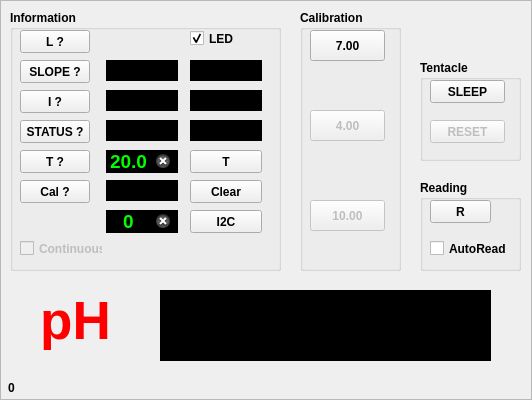
The window that src/ezoframe.ui (cskv/atlas-tentacle) describes before a commit, drawn with Qt 5.
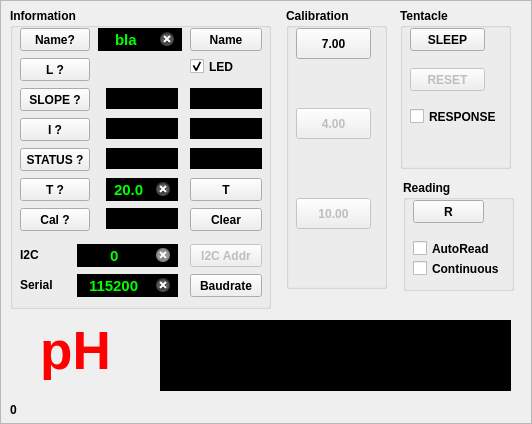
The same window after the commit. Icons and pictures are not drawn. Custom widgets are drawn as their Qt base class.

The edit to the form file:
```diff
--- a/src/ezoframe.ui
+++ b/src/ezoframe.ui
@@ -7,7 +7,7 @@
     <x>0</x>
     <y>0</y>
     <width>532</width>
-    <height>400</height>
+    <height>424</height>
    </rect>
   </property>
   <property name="windowTitle">
@@ -22,10 +22,10 @@
   <widget class="QGroupBox" name="gbCalibration">
    <property name="geometry">
     <rect>
-     <x>300</x>
-     <y>10</y>
+     <x>286</x>
+     <y>8</y>
      <width>101</width>
-     <height>261</height>
+     <height>281</height>
     </rect>
    </property>
    <property name="font">
@@ -130,10 +130,10 @@
   <widget class="QGroupBox" name="gbSys">
    <property name="geometry">
     <rect>
-     <x>420</x>
-     <y>60</y>
-     <width>101</width>
-     <height>101</height>
+     <x>400</x>
+     <y>8</y>
+     <width>111</width>
+     <height>161</height>
     </rect>
    </property>
    <property name="font">
@@ -174,14 +174,30 @@
      <string>RESET</string>
     </property>
    </widget>
+   <widget class="QCheckBox" name="respCB">
+    <property name="enabled">
+     <bool>true</bool>
+    </property>
+    <property name="geometry">
+     <rect>
+      <x>10</x>
+      <y>100</y>
+      <width>91</width>
+      <height>17</height>
+     </rect>
+    </property>
+    <property name="text">
+     <string>RESPONSE</string>
+    </property>
+   </widget>
   </widget>
   <widget class="QGroupBox" name="infoGroupBox">
    <property name="geometry">
     <rect>
      <x>10</x>
-     <y>10</y>
-     <width>271</width>
-     <height>261</height>
+     <y>8</y>
+     <width>261</width>
+     <height>301</height>
     </rect>
    </property>
    <property name="sizePolicy">
@@ -203,7 +219,7 @@
     <property name="geometry">
      <rect>
       <x>10</x>
-      <y>50</y>
+      <y>80</y>
       <width>70</width>
       <height>23</height>
      </rect>
@@ -216,7 +232,7 @@
     <property name="geometry">
      <rect>
       <x>10</x>
-      <y>80</y>
+      <y>110</y>
       <width>70</width>
       <height>23</height>
      </rect>
@@ -229,7 +245,7 @@
     <property name="geometry">
      <rect>
       <x>10</x>
-      <y>110</y>
+      <y>140</y>
       <width>70</width>
       <height>23</height>
      </rect>
@@ -248,7 +264,7 @@
     <property name="geometry">
      <rect>
       <x>96</x>
-      <y>50</y>
+      <y>80</y>
       <width>72</width>
       <height>21</height>
      </rect>
@@ -256,7 +272,7 @@
     <property name="font">
      <font>
       <family>Arial</family>
-      <pointsize>12</pointsize>
+      <pointsize>11</pointsize>
       <weight>75</weight>
       <bold>true</bold>
      </font>
@@ -283,7 +299,7 @@
     <property name="geometry">
      <rect>
       <x>180</x>
-      <y>50</y>
+      <y>80</y>
       <width>72</width>
       <height>21</height>
      </rect>
@@ -291,7 +307,7 @@
     <property name="font">
      <font>
       <family>Arial</family>
-      <pointsize>12</pointsize>
+      <pointsize>11</pointsize>
       <weight>75</weight>
       <bold>true</bold>
      </font>
@@ -318,7 +334,7 @@
     <property name="geometry">
      <rect>
       <x>96</x>
-      <y>80</y>
+      <y>110</y>
       <width>72</width>
       <height>21</height>
      </rect>
@@ -326,7 +342,7 @@
     <property name="font">
      <font>
       <family>Arial</family>
-      <pointsize>12</pointsize>
+      <pointsize>11</pointsize>
       <weight>75</weight>
       <bold>true</bold>
      </font>
@@ -353,7 +369,7 @@
     <property name="geometry">
      <rect>
       <x>96</x>
-      <y>110</y>
+      <y>140</y>
       <width>72</width>
       <height>21</height>
      </rect>
@@ -361,7 +377,7 @@
     <property name="font">
      <font>
       <family>Arial</family>
-      <pointsize>12</pointsize>
+      <pointsize>11</pointsize>
       <weight>75</weight>
       <bold>true</bold>
      </font>
@@ -388,7 +404,7 @@
     <property name="geometry">
      <rect>
       <x>180</x>
-      <y>80</y>
+      <y>110</y>
       <width>72</width>
       <height>21</height>
      </rect>
@@ -396,7 +412,7 @@
     <property name="font">
      <font>
       <family>Arial</family>
-      <pointsize>12</pointsize>
+      <pointsize>11</pointsize>
       <weight>75</weight>
       <bold>true</bold>
      </font>
@@ -423,7 +439,7 @@
     <property name="geometry">
      <rect>
       <x>180</x>
-      <y>110</y>
+      <y>140</y>
       <width>72</width>
       <height>21</height>
      </rect>
@@ -431,7 +447,7 @@
     <property name="font">
      <font>
       <family>Arial</family>
-      <pointsize>12</pointsize>
+      <pointsize>11</pointsize>
       <weight>75</weight>
       <bold>true</bold>
      </font>
@@ -458,7 +474,7 @@
     <property name="geometry">
      <rect>
       <x>10</x>
-      <y>20</y>
+      <y>50</y>
       <width>70</width>
       <height>23</height>
      </rect>
@@ -471,7 +487,7 @@
     <property name="geometry">
      <rect>
       <x>10</x>
-      <y>140</y>
+      <y>170</y>
       <width>70</width>
       <height>23</height>
      </rect>
@@ -484,7 +500,7 @@
     <property name="geometry">
      <rect>
       <x>10</x>
-      <y>170</y>
+      <y>200</y>
       <width>70</width>
       <height>23</height>
      </rect>
@@ -497,7 +513,7 @@
     <property name="geometry">
      <rect>
       <x>96</x>
-      <y>170</y>
+      <y>200</y>
       <width>72</width>
       <height>21</height>
      </rect>
@@ -505,7 +521,7 @@
     <property name="font">
      <font>
       <family>Arial</family>
-      <pointsize>12</pointsize>
+      <pointsize>11</pointsize>
       <weight>75</weight>
       <bold>true</bold>
      </font>
@@ -528,27 +544,11 @@
      <number>4</number>
     </property>
    </widget>
-   <widget class="QCheckBox" name="contCB">
-    <property name="enabled">
-     <bool>false</bool>
-    </property>
-    <property name="geometry">
-     <rect>
-      <x>10</x>
-      <y>230</y>
-      <width>83</width>
-      <height>17</height>
-     </rect>
-    </property>
-    <property name="text">
-     <string>Continuous</string>
-    </property>
-   </widget>
    <widget class="QLineEdit" name="leTemp">
     <property name="geometry">
      <rect>
       <x>96</x>
-      <y>140</y>
+      <y>170</y>
       <width>72</width>
       <height>23</height>
      </rect>
@@ -556,7 +556,7 @@
     <property name="font">
      <font>
       <family>Arial</family>
-      <pointsize>14</pointsize>
+      <pointsize>11</pointsize>
       <weight>75</weight>
       <bold>true</bold>
      </font>
@@ -586,7 +586,7 @@
     <property name="geometry">
      <rect>
       <x>180</x>
-      <y>140</y>
+      <y>170</y>
       <width>72</width>
       <height>23</height>
      </rect>
@@ -599,7 +599,7 @@
     <property name="geometry">
      <rect>
       <x>180</x>
-      <y>20</y>
+      <y>50</y>
       <width>61</width>
       <height>17</height>
      </rect>
@@ -616,33 +616,36 @@
    </widget>
    <widget class="QPushButton" name="btnI2CAddr">
     <property name="enabled">
-     <bool>true</bool>
+     <bool>false</bool>
     </property>
     <property name="geometry">
      <rect>
       <x>180</x>
-      <y>200</y>
+      <y>236</y>
       <width>72</width>
       <height>23</height>
      </rect>
     </property>
     <property name="text">
-     <string>I2C</string>
+     <string>I2C Addr</string>
     </property>
    </widget>
    <widget class="QLineEdit" name="leI2CAddress">
+    <property name="enabled">
+     <bool>false</bool>
+    </property>
     <property name="geometry">
      <rect>
-      <x>96</x>
-      <y>200</y>
-      <width>72</width>
+      <x>67</x>
+      <y>236</y>
+      <width>101</width>
       <height>23</height>
      </rect>
     </property>
     <property name="font">
      <font>
       <family>Arial</family>
-      <pointsize>14</pointsize>
+      <pointsize>11</pointsize>
       <weight>75</weight>
       <bold>true</bold>
      </font>
@@ -685,7 +688,7 @@
     <property name="geometry">
      <rect>
       <x>180</x>
-      <y>170</y>
+      <y>200</y>
       <width>72</width>
       <height>23</height>
      </rect>
@@ -694,13 +697,157 @@
      <string>Clear</string>
     </property>
    </widget>
+   <widget class="QPushButton" name="btnBaud">
+    <property name="enabled">
+     <bool>true</bool>
+    </property>
+    <property name="geometry">
+     <rect>
+      <x>180</x>
+      <y>266</y>
+      <width>72</width>
+      <height>23</height>
+     </rect>
+    </property>
+    <property name="text">
+     <string>Baudrate</string>
+    </property>
+   </widget>
+   <widget class="QLineEdit" name="leBaud">
+    <property name="geometry">
+     <rect>
+      <x>67</x>
+      <y>266</y>
+      <width>101</width>
+      <height>23</height>
+     </rect>
+    </property>
+    <property name="font">
+     <font>
+      <family>Arial</family>
+      <pointsize>11</pointsize>
+      <weight>75</weight>
+      <bold>true</bold>
+     </font>
+    </property>
+    <property name="autoFillBackground">
+     <bool>false</bool>
+    </property>
+    <property name="styleSheet">
+     <string notr="true">background: black;
+color: lime;
+</string>
+    </property>
+    <property name="text">
+     <string>115200</string>
+    </property>
+    <property name="frame">
+     <bool>false</bool>
+    </property>
+    <property name="alignment">
+     <set>Qt::AlignCenter</set>
+    </property>
+    <property name="clearButtonEnabled">
+     <bool>true</bool>
+    </property>
+   </widget>
+   <widget class="QLabel" name="label">
+    <property name="geometry">
+     <rect>
+      <x>10</x>
+      <y>240</y>
+      <width>47</width>
+      <height>13</height>
+     </rect>
+    </property>
+    <property name="text">
+     <string>I2C</string>
+    </property>
+   </widget>
+   <widget class="QLabel" name="label_4">
+    <property name="geometry">
+     <rect>
+      <x>10</x>
+      <y>270</y>
+      <width>47</width>
+      <height>13</height>
+     </rect>
+    </property>
+    <property name="text">
+     <string>Serial</string>
+    </property>
+   </widget>
+   <widget class="QPushButton" name="btnGetName">
+    <property name="geometry">
+     <rect>
+      <x>10</x>
+      <y>20</y>
+      <width>70</width>
+      <height>23</height>
+     </rect>
+    </property>
+    <property name="text">
+     <string>Name?</string>
+    </property>
+   </widget>
+   <widget class="QPushButton" name="btnSetName">
+    <property name="geometry">
+     <rect>
+      <x>180</x>
+      <y>20</y>
+      <width>72</width>
+      <height>23</height>
+     </rect>
+    </property>
+    <property name="text">
+     <string>Name</string>
+    </property>
+   </widget>
+   <widget class="QLineEdit" name="leName">
+    <property name="geometry">
+     <rect>
+      <x>88</x>
+      <y>20</y>
+      <width>84</width>
+      <height>23</height>
+     </rect>
+    </property>
+    <property name="font">
+     <font>
+      <family>Arial</family>
+      <pointsize>11</pointsize>
+      <weight>75</weight>
+      <bold>true</bold>
+     </font>
+    </property>
+    <property name="autoFillBackground">
+     <bool>false</bool>
+    </property>
+    <property name="styleSheet">
+     <string notr="true">background: black;
+color: lime;
+</string>
+    </property>
+    <property name="text">
+     <string>bla</string>
+    </property>
+    <property name="frame">
+     <bool>false</bool>
+    </property>
+    <property name="alignment">
+     <set>Qt::AlignCenter</set>
+    </property>
+    <property name="clearButtonEnabled">
+     <bool>true</bool>
+    </property>
+   </widget>
   </widget>
   <widget class="QLabel" name="pHLabel">
    <property name="geometry">
     <rect>
      <x>160</x>
-     <y>290</y>
-     <width>331</width>
+     <y>320</y>
+     <width>351</width>
      <height>71</height>
     </rect>
    </property>
@@ -733,10 +880,10 @@
   <widget class="QGroupBox" name="gbRead">
    <property name="geometry">
     <rect>
-     <x>420</x>
+     <x>403</x>
      <y>180</y>
-     <width>101</width>
-     <height>91</height>
+     <width>111</width>
+     <height>111</height>
     </rect>
    </property>
    <property name="font">
@@ -753,7 +900,7 @@
      <rect>
       <x>10</x>
       <y>20</y>
-      <width>61</width>
+      <width>71</width>
       <height>23</height>
      </rect>
     </property>
@@ -766,7 +913,7 @@
      <rect>
       <x>10</x>
       <y>60</y>
-      <width>81</width>
+      <width>91</width>
       <height>17</height>
      </rect>
     </property>
@@ -774,13 +921,29 @@
      <string>AutoRead</string>
     </property>
    </widget>
+   <widget class="QCheckBox" name="contCB">
+    <property name="enabled">
+     <bool>true</bool>
+    </property>
+    <property name="geometry">
+     <rect>
+      <x>10</x>
+      <y>80</y>
+      <width>101</width>
+      <height>17</height>
+     </rect>
+    </property>
+    <property name="text">
+     <string>Continuous</string>
+    </property>
+   </widget>
   </widget>
-  <widget class="QLabel" name="label">
+  <widget class="QLabel" name="EZOLabel">
    <property name="geometry">
     <rect>
-     <x>30</x>
-     <y>290</y>
-     <width>91</width>
+     <x>10</x>
+     <y>320</y>
+     <width>131</width>
      <height>61</height>
     </rect>
    </property>
@@ -804,8 +967,8 @@
   <widget class="QLabel" name="statusLabel">
    <property name="geometry">
     <rect>
-     <x>8</x>
-     <y>378</y>
+     <x>10</x>
+     <y>400</y>
      <width>527</width>
      <height>20</height>
     </rect>
```
Left out of the diff: 8 changed lines with no effect on the pictures.
